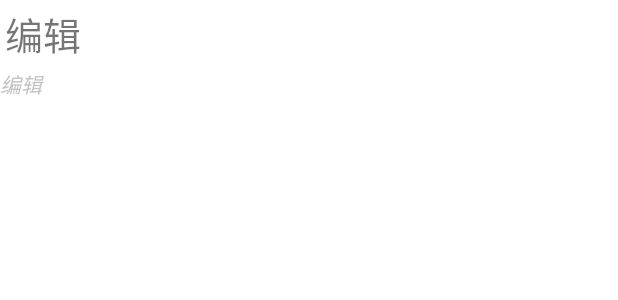
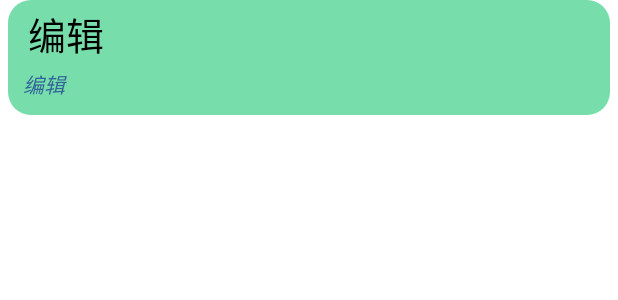
Before and after one commit to Wldcmzy/MEMO, an Android app: the layout list_member.xml on its own in the app's theme, with its tools: preview values and no code run, on a phone screen of 412 x 824 dp. Shown: the top 300 px of the screen. Run offline under Robolectric (Android 15) with nearby library versions, the phone set to English and light mode, and no system bars.

Commit message:
备忘录基本功能完成，待优化

```diff
--- /dev/null
+++ b/app/src/main/res/drawable/list_member_radius.xml
@@ -0,0 +1,4 @@
+<shape xmlns:android="http://schemas.android.com/apk/res/android">
+    <corners android:radius="15dp"/>
+    <solid android:color="#77ddaa"/>
+</shape>
--- a/app/src/main/res/layout/activity_main.xml
+++ b/app/src/main/res/layout/activity_main.xml
@@ -9,9 +9,9 @@
     tools:context=".MainActivity">
 
     <LinearLayout
+        android:background="#ddaa90"
         android:layout_width="match_parent"
         android:layout_height="match_parent"
-        android:background="#fff"
         android:orientation="vertical">
 
         <LinearLayout
--- a/app/src/main/res/layout/list_member.xml
+++ b/app/src/main/res/layout/list_member.xml
@@ -6,8 +6,11 @@
 
     <LinearLayout
         android:layout_width="match_parent"
-        android:layout_height="match_parent"
-        android:orientation="vertical">
+        android:layout_height="wrap_content"
+        android:orientation="vertical"
+        android:background="@drawable/list_member_radius"
+        android:layout_margin="5dp">
+
         <TextView
             android:id="@+id/show_text"
             android:layout_width="match_parent"
@@ -17,14 +20,18 @@
             android:maxEms="15"
             android:maxLines="1"
             android:ellipsize="end"
-            android:text="@string/edit"/>
+            android:textColor="#000000"
+            android:text="@string/edit"
+            android:layout_marginLeft="10dp"/>
         <TextView
             android:id="@+id/show_time"
             android:layout_width="match_parent"
             android:layout_height="wrap_content"
-            android:textColor="#c3c3c3"
+            android:textColor="@color/blue"
             android:textStyle="italic"
-            android:text="@string/edit"/>
+            android:text="@string/edit"
+            android:layout_marginLeft="10dp"
+            android:layout_marginBottom="10dp"/>
     </LinearLayout>
 
 </androidx.constraintlayout.widget.ConstraintLayout>
--- a/app/src/main/res/values/colors.xml
+++ b/app/src/main/res/values/colors.xml
@@ -7,4 +7,5 @@
     <color name="teal_700">#FF018786</color>
     <color name="black">#FF000000</color>
     <color name="white">#FFFFFFFF</color>
+    <color name="blue">#336699</color>
 </resources>
```
Also changed, not shown: app/src/main/java/com/example/memorandum/MemoAdapter.java (+9 -5 lines).
